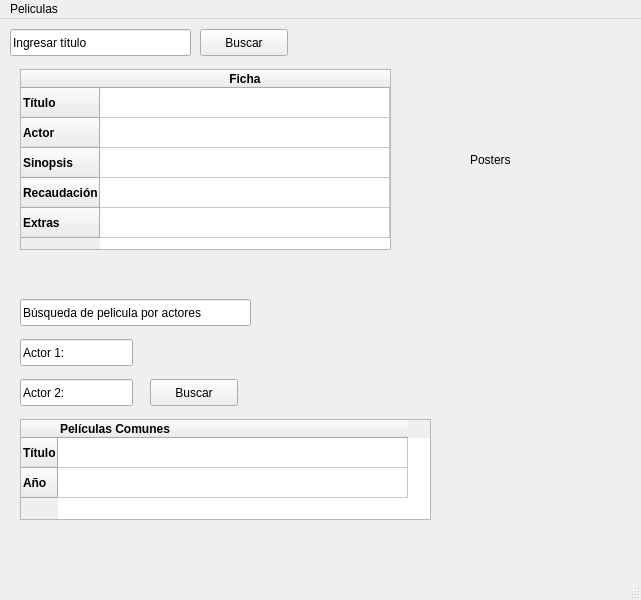
Qt form ui/peliculas.ui (Rapers2005/tp3_Busqueda_Peliculas) before a commit.
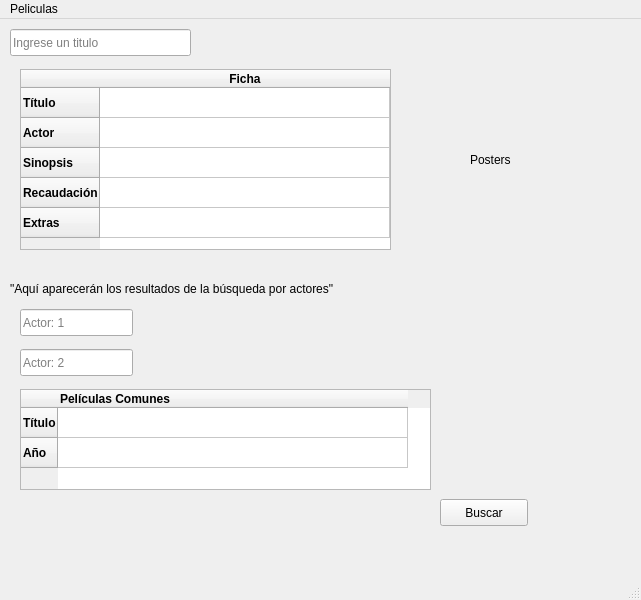
The same form after that commit.

Commit message: Implementadas correcciones en la búsqueda por actores y unificación de botón de búsqueda, se agrego archvio requirements.txt, en la caja de texto se reemplazo, text por placeholder, se reeplazo el titulo por actores por tipo label, se modifico la busqueda para que sea una sola, sea por titulo o actor, se modifico cuando la caja se texto quede vacía no aparezca la pelicula Incepcion

What changed in the file:
```diff
--- a/ui/peliculas.ui
+++ b/ui/peliculas.ui
@@ -138,15 +138,15 @@
       <height>27</height>
      </rect>
     </property>
-    <property name="text">
-     <string>Ingresar título</string>
+    <property name="placeholderText">
+     <string>Ingrese un titulo</string>
     </property>
    </widget>
    <widget class="QPushButton" name="pushButton">
     <property name="geometry">
      <rect>
-      <x>200</x>
-      <y>10</y>
+      <x>440</x>
+      <y>480</y>
       <width>88</width>
       <height>27</height>
      </rect>
@@ -155,63 +155,43 @@
      <string>Buscar</string>
     </property>
    </widget>
-   <widget class="QLineEdit" name="lineEdit_2">
-    <property name="geometry">
-     <rect>
-      <x>20</x>
-      <y>280</y>
-      <width>231</width>
-      <height>27</height>
-     </rect>
-    </property>
-    <property name="text">
-     <string>Búsqueda de pelicula por actores</string>
-    </property>
-   </widget>
    <widget class="QLineEdit" name="lineEdit_3">
     <property name="geometry">
      <rect>
       <x>20</x>
-      <y>320</y>
+      <y>290</y>
       <width>113</width>
       <height>27</height>
      </rect>
     </property>
     <property name="text">
-     <string>Actor 1:</string>
+     <string/>
+    </property>
+    <property name="placeholderText">
+     <string>Actor: 1</string>
     </property>
    </widget>
    <widget class="QLineEdit" name="lineEdit_4">
     <property name="geometry">
      <rect>
       <x>20</x>
-      <y>360</y>
+      <y>330</y>
       <width>113</width>
       <height>27</height>
      </rect>
     </property>
     <property name="text">
-     <string>Actor 2:</string>
+     <string/>
     </property>
-   </widget>
-   <widget class="QPushButton" name="pushButton_2">
-    <property name="geometry">
-     <rect>
-      <x>150</x>
-      <y>360</y>
-      <width>88</width>
-      <height>27</height>
-     </rect>
-    </property>
-    <property name="text">
-     <string>Buscar</string>
+    <property name="placeholderText">
+     <string>Actor: 2</string>
     </property>
    </widget>
    <widget class="QTableWidget" name="PeliculasComunes">
     <property name="geometry">
      <rect>
       <x>20</x>
-      <y>400</y>
+      <y>370</y>
       <width>411</width>
       <height>101</height>
      </rect>
@@ -292,6 +272,19 @@
      <enum>Qt::MarkdownText</enum>
     </property>
    </widget>
+   <widget class="QLabel" name="labelTituloActores">
+    <property name="geometry">
+     <rect>
+      <x>10</x>
+      <y>260</y>
+      <width>411</width>
+      <height>19</height>
+     </rect>
+    </property>
+    <property name="text">
+     <string>&quot;Aquí aparecerán los resultados de la búsqueda por actores&quot;</string>
+    </property>
+   </widget>
   </widget>
   <widget class="QMenuBar" name="menubar">
    <property name="geometry">
```
The commit also changes 3 other files.
